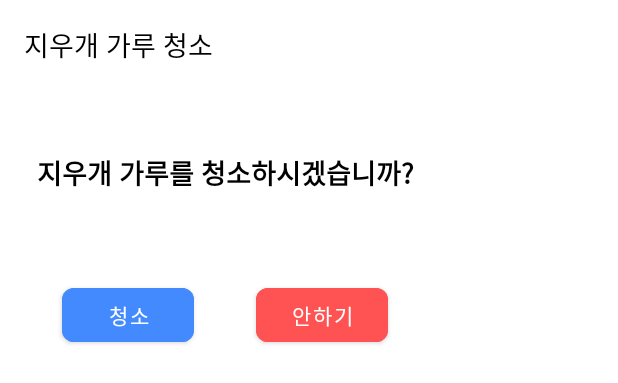
After one commit to hohoprince/Just-Study, an Android app: the layout dialog_clean.xml on its own in the app's theme, with its tools: preview values and no code run, on a phone screen of 412 x 824 dp. The commit adds this screen. Shown: the top 383 px of the screen. Run offline under Robolectric (Android 15) with nearby library versions, the phone set to English and light mode, and no system bars.

Commit message:
지우개 가루 청소 기능 추가

```diff
--- a/JustStudy/app/src/main/java/com/sunhoon/juststudy/myEnum/ConcentrationLevel.kt
+++ b/JustStudy/app/src/main/java/com/sunhoon/juststudy/myEnum/ConcentrationLevel.kt
@@ -9,7 +9,7 @@ enum class ConcentrationLevel(val description: String) {
     VERY_HIGH("매우 높음");
 
     companion object {
-        private val VALUES = Lamp.values()
+        private val VALUES = values()
 
         fun getByOrdinal(value: Int) = VALUES.first { it.ordinal == value }
 
--- a/JustStudy/app/src/main/java/com/sunhoon/juststudy/ui/study/StudyFragment.kt
+++ b/JustStudy/app/src/main/java/com/sunhoon/juststudy/ui/study/StudyFragment.kt
@@ -4,6 +4,7 @@ import android.app.Dialog
 import android.app.TimePickerDialog
 import android.media.MediaPlayer
 import android.os.Bundle
+import android.util.Log
 import android.view.LayoutInflater
 import android.view.View
 import android.view.ViewGroup
@@ -254,10 +255,23 @@ class StudyFragment : Fragment() {
                 Toast.makeText(requireActivity().applicationContext, "블루투스 기기를 연결 해주세요", Toast.LENGTH_SHORT).show()
                 return@setOnClickListener
             }
-            if (studyViewModel.isPlaying.value == true) {
+            if (studyViewModel.isPlaying.value == true) { // 공부 종료
                 studyViewModel.stopTimer()
                 studyViewModel.updateStudy()
-            } else {
+                val dlg = Dialog(requireContext()) // 지우개 가루 청소
+                dlg.setContentView(R.layout.dialog_clean)
+                val okButton = dlg.findViewById<Button>(R.id.clean_ok_button)
+                okButton.setOnClickListener {
+                    Log.i("MyTag", "지우개 가루 청소")
+                    studyViewModel.sendCleanMessage()
+                    dlg.dismiss()
+                }
+                val noButton = dlg.findViewById<Button>(R.id.clean_no_button)
+                noButton.setOnClickListener {
+                    dlg.dismiss()
+                }
+                dlg.show()
+            } else { // 공부 시작
                 studyViewModel.startStudyTimer()
                 studyViewModel.createStudy()
             }
--- a/JustStudy/app/src/main/java/com/sunhoon/juststudy/ui/study/StudyViewModel.kt
+++ b/JustStudy/app/src/main/java/com/sunhoon/juststudy/ui/study/StudyViewModel.kt
@@ -204,6 +204,13 @@ class StudyViewModel(application: Application): AndroidViewModel(application) {
     }
 
     /**
+     * 지우개 가루 청소 메시지를 보낸다
+     */
+    fun sendCleanMessage() {
+        studyManager.writeMessage(BluetoothMessage.CLEAN)
+    }
+
+    /**
      * 블루투스 메시지 전송 테스트용
      */
     fun sendMessageForTest(message: BluetoothMessage) {
--- /dev/null
+++ b/JustStudy/app/src/main/res/layout/dialog_clean.xml
@@ -0,0 +1,58 @@
+<?xml version="1.0" encoding="utf-8"?>
+<androidx.constraintlayout.widget.ConstraintLayout xmlns:android="http://schemas.android.com/apk/res/android"
+                                                   xmlns:app="http://schemas.android.com/apk/res-auto"
+                                                   xmlns:tools="http://schemas.android.com/tools"
+                                                   android:layout_width="300dp"
+                                                   android:layout_height="250dp">
+
+    <TextView
+            android:text="지우개 가루 청소"
+            android:layout_width="wrap_content"
+            android:layout_height="wrap_content"
+            android:id="@+id/textView11"
+            app:layout_constraintTop_toTopOf="parent"
+            app:layout_constraintStart_toStartOf="parent"
+            android:layout_marginTop="16dp"
+            android:layout_marginStart="16dp"
+            android:textSize="18sp"
+            android:textColor="@color/black"/>
+
+    <Button
+            android:text="청소"
+            android:layout_width="wrap_content"
+            android:layout_height="wrap_content"
+            android:id="@+id/clean_ok_button"
+            app:layout_constraintStart_toStartOf="parent"
+            app:layout_constraintBottom_toBottomOf="parent"
+            app:cornerRadius="8dp"
+            android:backgroundTint="@color/navy_light"
+            android:layout_marginBottom="16dp"
+            app:layout_constraintHorizontal_bias="0.5"
+            app:layout_constraintEnd_toStartOf="@+id/clean_no_button"/>
+
+    <Button
+            android:text="안하기"
+            android:layout_width="wrap_content"
+            android:layout_height="wrap_content"
+            android:id="@+id/clean_no_button"
+            app:layout_constraintEnd_toEndOf="parent"
+            app:layout_constraintBottom_toBottomOf="parent"
+            app:cornerRadius="8dp"
+            android:backgroundTint="@color/red_light"
+            android:layout_marginBottom="16dp"
+            app:layout_constraintStart_toEndOf="@+id/clean_ok_button"
+            app:layout_constraintHorizontal_bias="0.5"/>
+
+    <TextView
+            android:text="지우개 가루를 청소하시겠습니까?"
+            android:layout_width="wrap_content"
+            android:layout_height="wrap_content"
+            android:id="@+id/textView"
+            app:layout_constraintTop_toBottomOf="@+id/textView11"
+            app:layout_constraintBottom_toTopOf="@+id/clean_ok_button"
+            app:layout_constraintStart_toStartOf="parent"
+            app:layout_constraintEnd_toEndOf="parent"
+            android:textStyle="bold"
+            android:textColor="@color/black"
+            android:textSize="18sp"/>
+</androidx.constraintlayout.widget.ConstraintLayout>
```
